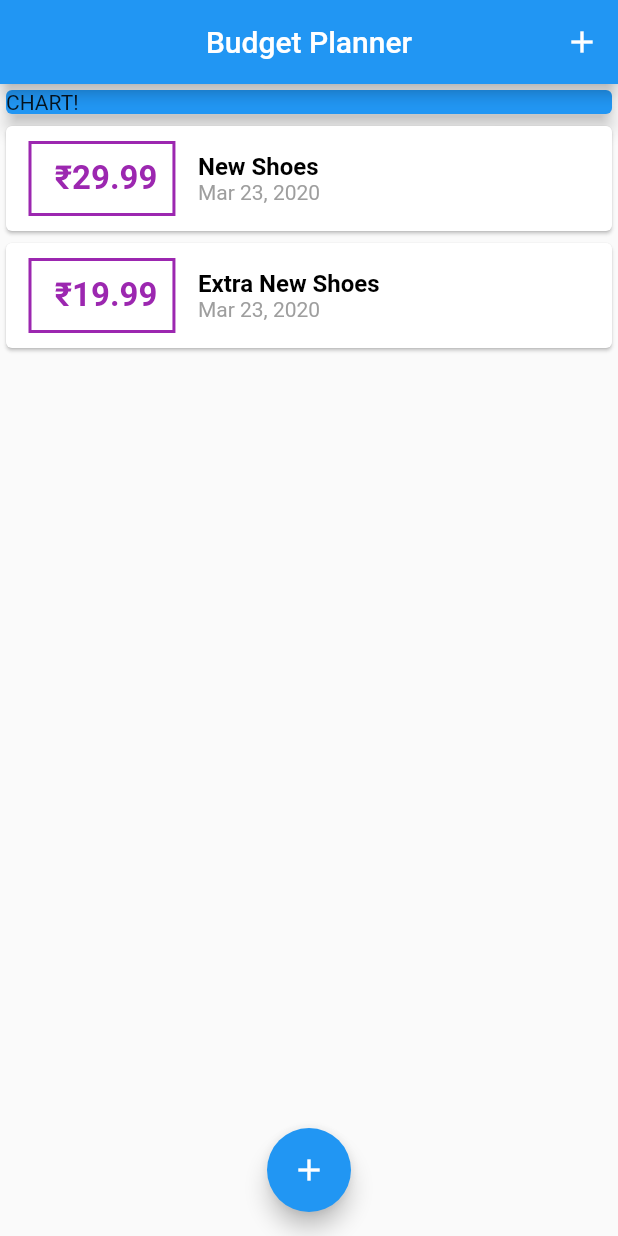
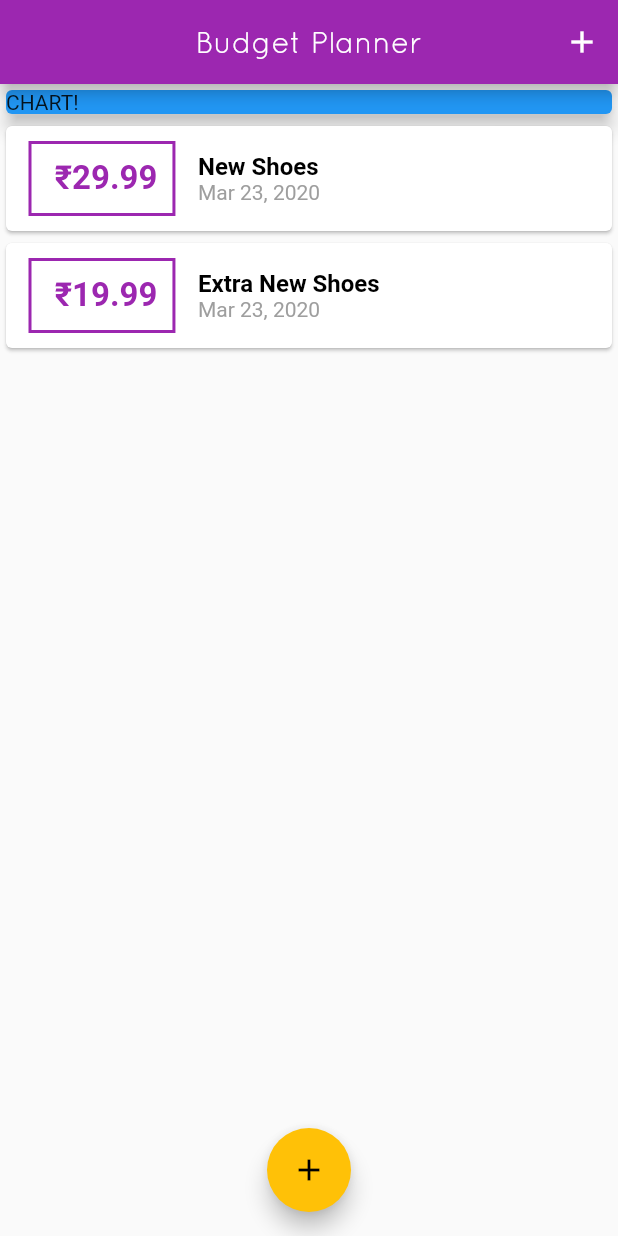
Before and after one commit to saloniankita/Budget-Manager, a Flutter app: the screen it shows after launch, on a phone screen of 412 x 824 dp. Run offline on Flutter 3.47's test engine with Material 2 defaults, Android fonts, the phone set to English and light mode, and no system bars.

Commit message:
new font and themeing

```diff
--- a/lib/Widgets/Transactions_Card_List.dart
+++ b/lib/Widgets/Transactions_Card_List.dart
@@ -27,14 +27,14 @@ class NewCards extends StatelessWidget {
                              TextStyle(
                                fontWeight: FontWeight.bold,
                                fontSize: 22,
-                               color: Colors.purple,
+                               color: Theme.of(context).primaryColor,
                                ),
                        textAlign: TextAlign.center,
                                ),
                   margin: EdgeInsets.symmetric(horizontal:15.0 ,vertical: 10.0 ),
                   padding: EdgeInsets.all(10),
                   decoration: BoxDecoration(
-                    border:Border.all(color: Colors.purple,width: 2.0),
+                    border:Border.all(color: Theme.of(context).primaryColor,width: 2.0),
                   ),
           ),//Container for the amount
 
--- a/lib/main.dart
+++ b/lib/main.dart
@@ -11,6 +11,20 @@ class MyApp extends StatelessWidget {
   Widget build(BuildContext context) {
     return MaterialApp(
       title: 'Budget Planner',
+      theme: ThemeData(
+        primarySwatch: Colors.purple,
+        accentColor: Colors.amber,
+        appBarTheme: AppBarTheme(textTheme: ThemeData.light().textTheme.copyWith(
+          title: TextStyle(
+            fontFamily: 'QuickSand',
+            fontFamilyFallback: ['OpenSans'],
+            fontSize: 20,
+
+          )
+        ),
+        ),
+      ),
+
       home: MyHomePage(),
     );
   }
```
Also changed, not shown: pubspec.yaml (+11 -11 lines), assets/fonts/OpenSans-Bold.ttf (added), assets/fonts/OpenSans-Regular.ttf (added), assets/fonts/Quicksand-Bold.ttf (added), assets/fonts/Quicksand-Regular.ttf (added).
